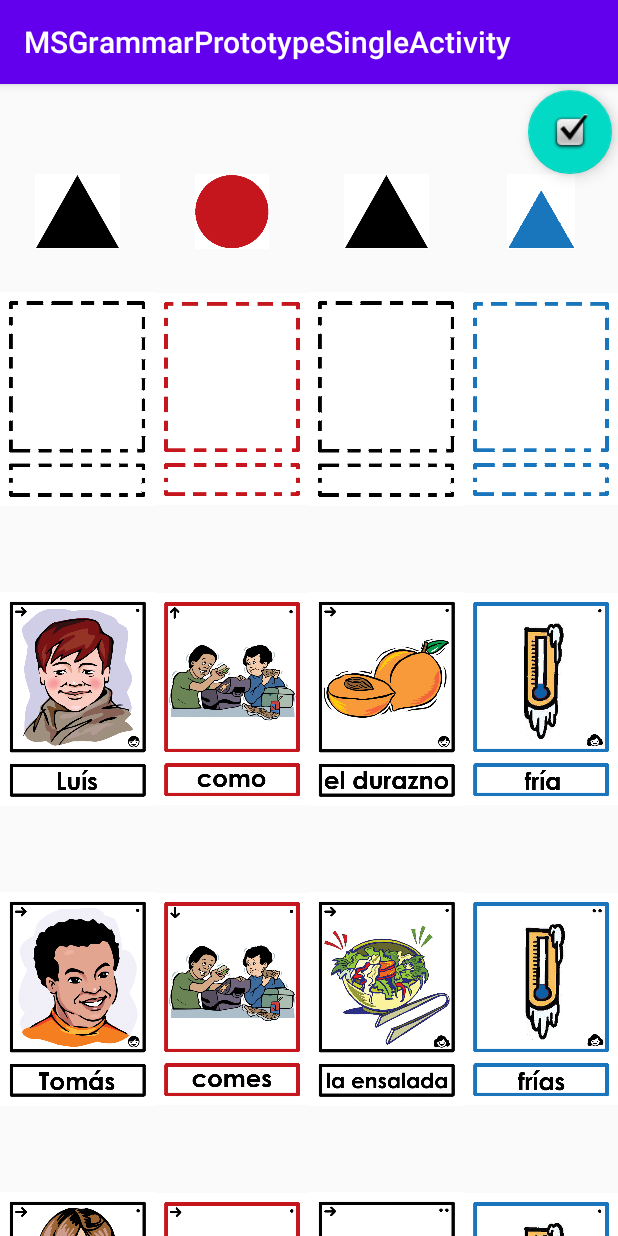
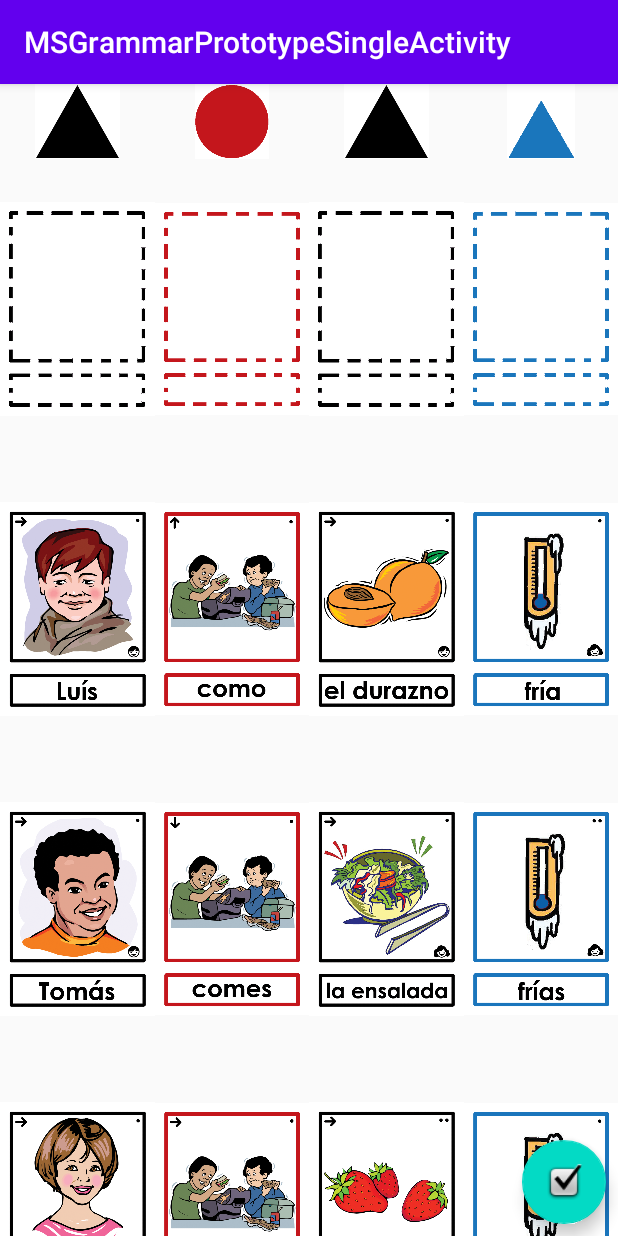
Before and after one commit to MarcoCosta55/MSGrammarPrototypeSingleActivity, an Android app: the screen it shows after launch (MainActivity), on a phone screen of 412 x 824 dp. Run offline under Robolectric (Android 15) with nearby library versions, the phone set to English and light mode, and no system bars.

Commit message:
Getting grammar check FAB to work and tweaking visuals.

```diff
--- a/app/src/main/res/layout/activity_main.xml
+++ b/app/src/main/res/layout/activity_main.xml
@@ -52,7 +52,7 @@
         app:layout_constraintBottom_toTopOf="@+id/imageViewSubject1"
         app:layout_constraintEnd_toStartOf="@+id/imageViewVerbSymbol"
         app:layout_constraintStart_toStartOf="parent"
-        app:layout_constraintTop_toBottomOf="@+id/checkWorkButton"
+        app:layout_constraintTop_toTopOf="parent"
         app:srcCompat="@drawable/symbol_noun" />
 
     <ImageView
@@ -62,7 +62,7 @@
         app:layout_constraintBottom_toTopOf="@+id/imageViewVerb"
         app:layout_constraintEnd_toStartOf="@+id/imageViewNounSymbol"
         app:layout_constraintStart_toEndOf="@+id/imageViewProperNounSymbol"
-        app:layout_constraintTop_toBottomOf="@+id/checkWorkButton"
+        app:layout_constraintTop_toTopOf="parent"
         app:srcCompat="@drawable/symbol_verb" />
 
     <ImageView
@@ -72,7 +72,7 @@
         app:layout_constraintBottom_toTopOf="@+id/imageViewNoun"
         app:layout_constraintEnd_toStartOf="@+id/imageViewAdjectiveSymbol"
         app:layout_constraintStart_toEndOf="@+id/imageViewVerbSymbol"
-        app:layout_constraintTop_toBottomOf="@+id/checkWorkButton"
+        app:layout_constraintTop_toTopOf="parent"
         app:srcCompat="@drawable/symbol_noun" />
 
     <ImageView
@@ -82,14 +82,14 @@
         app:layout_constraintBottom_toTopOf="@+id/imageViewAdjective"
         app:layout_constraintEnd_toEndOf="parent"
         app:layout_constraintStart_toEndOf="@+id/imageViewNounSymbol"
-        app:layout_constraintTop_toBottomOf="@+id/checkWorkButton"
+        app:layout_constraintTop_toTopOf="parent"
         app:srcCompat="@drawable/symbol_adjective" />
 
     <androidx.recyclerview.widget.RecyclerView
         android:id="@+id/recyclerView1"
         android:layout_width="0dp"
         android:layout_height="0dp"
-        android:scrollbars="vertical"
+        android:scrollbars="none"
         app:layout_constraintBottom_toBottomOf="parent"
         app:layout_constraintEnd_toStartOf="@+id/recyclerView2"
         app:layout_constraintStart_toStartOf="parent"
@@ -99,6 +99,7 @@
         android:id="@+id/recyclerView2"
         android:layout_width="0dp"
         android:layout_height="0dp"
+        android:scrollbars="none"
         app:layout_constraintBottom_toBottomOf="parent"
         app:layout_constraintEnd_toStartOf="@+id/recyclerView3"
         app:layout_constraintStart_toEndOf="@+id/recyclerView1"
@@ -108,6 +109,7 @@
         android:id="@+id/recyclerView3"
         android:layout_width="0dp"
         android:layout_height="0dp"
+        android:scrollbars="none"
         app:layout_constraintBottom_toBottomOf="parent"
         app:layout_constraintEnd_toStartOf="@+id/recyclerView4"
         app:layout_constraintStart_toEndOf="@+id/recyclerView2"
@@ -117,6 +119,7 @@
         android:id="@+id/recyclerView4"
         android:layout_width="0dp"
         android:layout_height="0dp"
+        android:scrollbars="none"
         app:layout_constraintBottom_toBottomOf="parent"
         app:layout_constraintEnd_toEndOf="parent"
         app:layout_constraintStart_toEndOf="@+id/recyclerView3"
@@ -126,12 +129,12 @@
         android:id="@+id/checkWorkButton"
         android:layout_width="wrap_content"
         android:layout_height="wrap_content"
-        android:layout_marginTop="4dp"
-        android:layout_marginEnd="4dp"
+        android:layout_marginEnd="8dp"
+        android:layout_marginBottom="8dp"
         android:clickable="true"
-        app:layout_constraintBottom_toTopOf="@+id/imageViewAdjectiveSymbol"
+        app:fabSize="normal"
+        app:layout_constraintBottom_toBottomOf="parent"
         app:layout_constraintEnd_toEndOf="parent"
-        app:layout_constraintTop_toTopOf="parent"
         app:srcCompat="@android:drawable/checkbox_on_background" />
 
 </androidx.constraintlayout.widget.ConstraintLayout>
```
